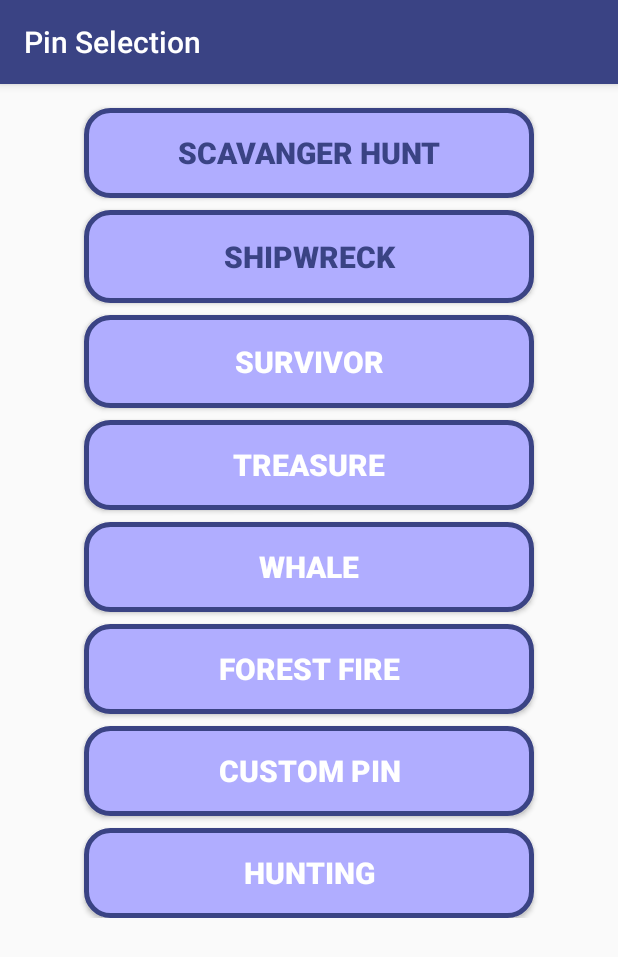
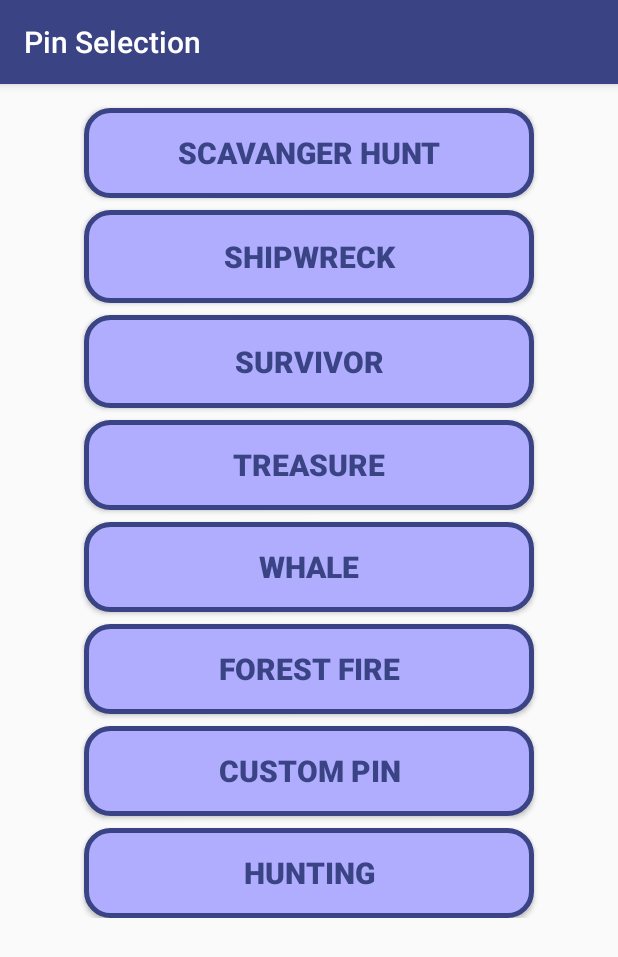
Before and after one commit to SoftwareEngineeringOwlsTeam/SEOwlsTeam, an Android app: the PinActivity screen opened directly, with no data from a screen before it, on a phone screen of 412 x 824 dp. Shown: the top 957 px of the screen. Run offline under Robolectric (Android 15) with nearby library versions, the phone set to English and light mode, and no system bars; Roboto replaces fonts that are not available here.

```diff
--- a/app/src/main/res/layout/activity_pin.xml
+++ b/app/src/main/res/layout/activity_pin.xml
@@ -25,7 +25,7 @@
             android:onClick="huntingClick"
             android:text="Hunting"
             android:textAlignment="center"
-            android:textColor="@android:color/white"
+            android:textColor="@color/colorPrimary"
             android:textSize="20dp"
             android:textStyle="bold"
             app:layout_constraintBottom_toBottomOf="parent"
@@ -45,7 +45,7 @@
             android:onClick="customClick"
             android:text="Custom Pin"
             android:textAlignment="center"
-            android:textColor="@android:color/white"
+            android:textColor="@color/colorPrimary"
             android:textSize="20dp"
             android:textStyle="bold"
             app:layout_constraintEnd_toEndOf="@+id/huntingButton"
@@ -64,7 +64,7 @@
             android:onClick="forestFireClick"
             android:text="Forest Fire"
             android:textAlignment="center"
-            android:textColor="@android:color/white"
+            android:textColor="@color/colorPrimary"
             android:textSize="20dp"
             android:textStyle="bold"
             app:layout_constraintBottom_toTopOf="@+id/customButton"
@@ -130,7 +130,7 @@
             android:onClick="survivorClick"
             android:text="Survivor"
             android:textAlignment="center"
-            android:textColor="@android:color/white"
+            android:textColor="@color/colorPrimary"
             android:textSize="20dp"
             android:textStyle="bold"
             app:layout_constraintBottom_toTopOf="@+id/button3"
@@ -149,7 +149,7 @@
             android:onClick="treasureClick"
             android:text="Treasure"
             android:textAlignment="center"
-            android:textColor="@android:color/white"
+            android:textColor="@color/colorPrimary"
             android:textSize="20dp"
             android:textStyle="bold"
             app:layout_constraintBottom_toTopOf="@+id/button4"
@@ -168,7 +168,7 @@
             android:onClick="whaleClick"
             android:text="Whale"
             android:textAlignment="center"
-            android:textColor="@android:color/white"
+            android:textColor="@color/colorPrimary"
             android:textSize="20dp"
             android:textStyle="bold"
             app:layout_constraintBottom_toTopOf="@+id/forrestFireButton"
```
Also changed, not shown: 1 other file.
